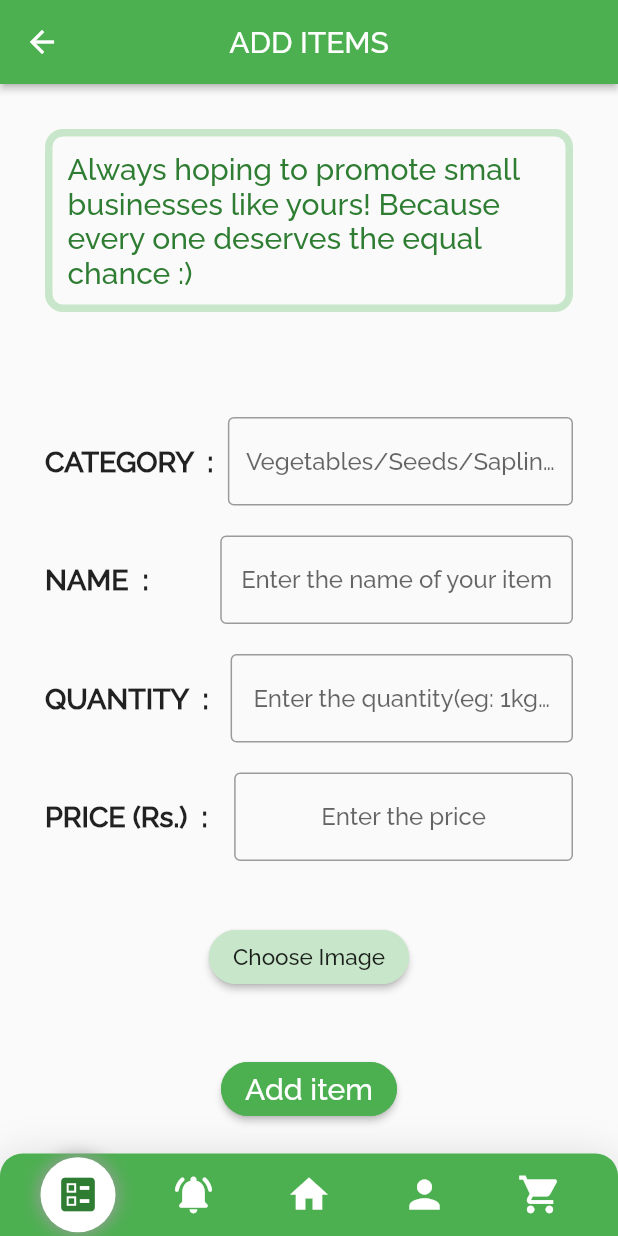
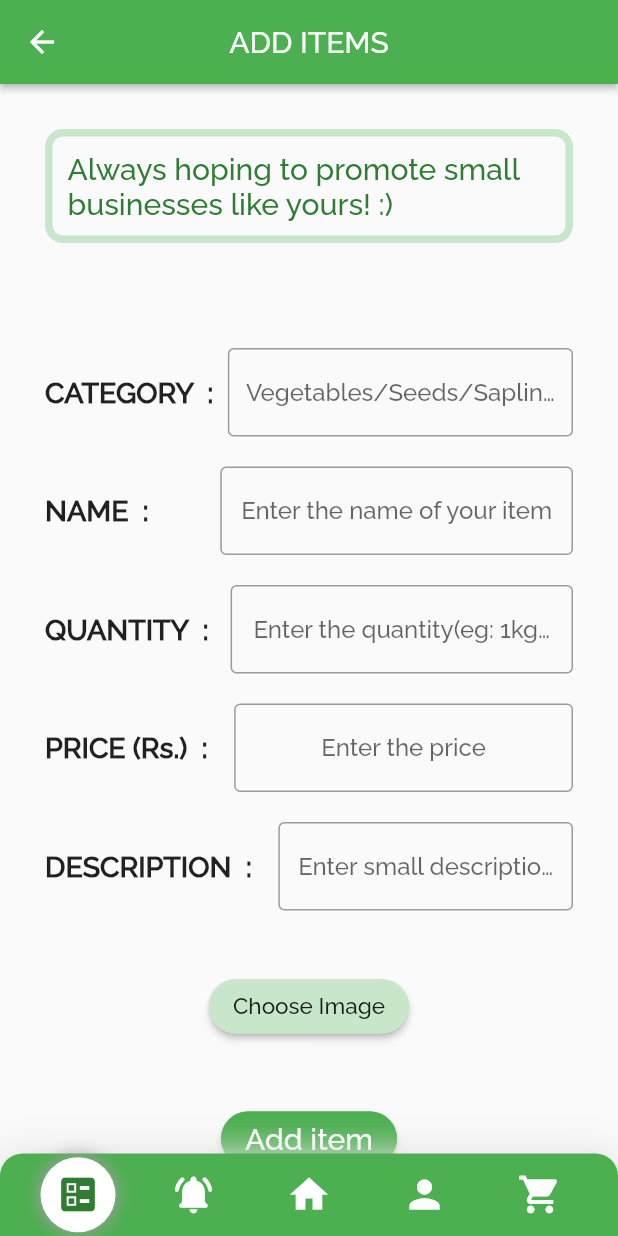
Before and after one commit to aksharabruno/Urban-Roof, a Flutter app: the AddItemsToSell screen opened by its route, on a phone screen of 412 x 824 dp. Run offline on Flutter 3.47's test engine with Material 2 defaults, Android fonts, the phone set to English and light mode, and no system bars; statements that could not run were skipped.

Commit message:
Update add_items_to_sell.dart

```diff
--- a/lib/app/pages/sell/add_items_to_sell.dart
+++ b/lib/app/pages/sell/add_items_to_sell.dart
@@ -74,7 +74,7 @@ class _AddItemsToSell extends State<AddItemsToSell> {
               padding: const EdgeInsets.all(10.0),
               decoration: myBoxDecoration(),
               child: Text(
-                "Always hoping to promote small businesses like yours! Because every one deserves the equal chance :)",
+                "Always hoping to promote small businesses like yours! :)",
                 style: TextStyle(fontSize: 20.0, color: Colors.green[800]),
               ),
             ),
@@ -169,6 +169,30 @@ class _AddItemsToSell extends State<AddItemsToSell> {
                       decoration: InputDecoration(
                         border: OutlineInputBorder(),
                         hintText: 'Enter the price',
+                      ),
+                    ),
+                  ),
+                ]
+              )
+            ),
+            Container(
+              padding: const EdgeInsets.only(left: 30.0, right: 30.0, top: 20.0),
+              child: Row(
+                children: <Widget>[
+                  Text(
+                    'DESCRIPTION  : ',
+                    textAlign: TextAlign.left,
+                    style: TextStyle(fontWeight: FontWeight.bold, fontSize: 19.0),
+                  ),
+                  SizedBox(width: 13.0),
+                  Expanded(
+                    child: TextField(
+                      textDirection: TextDirection.ltr,
+                      textAlign: TextAlign.center,
+                      controller: priceCon,
+                      decoration: InputDecoration(
+                        border: OutlineInputBorder(),
+                        hintText: 'Enter small description (optional)',
                       ),
                     ),
                   ),
```
